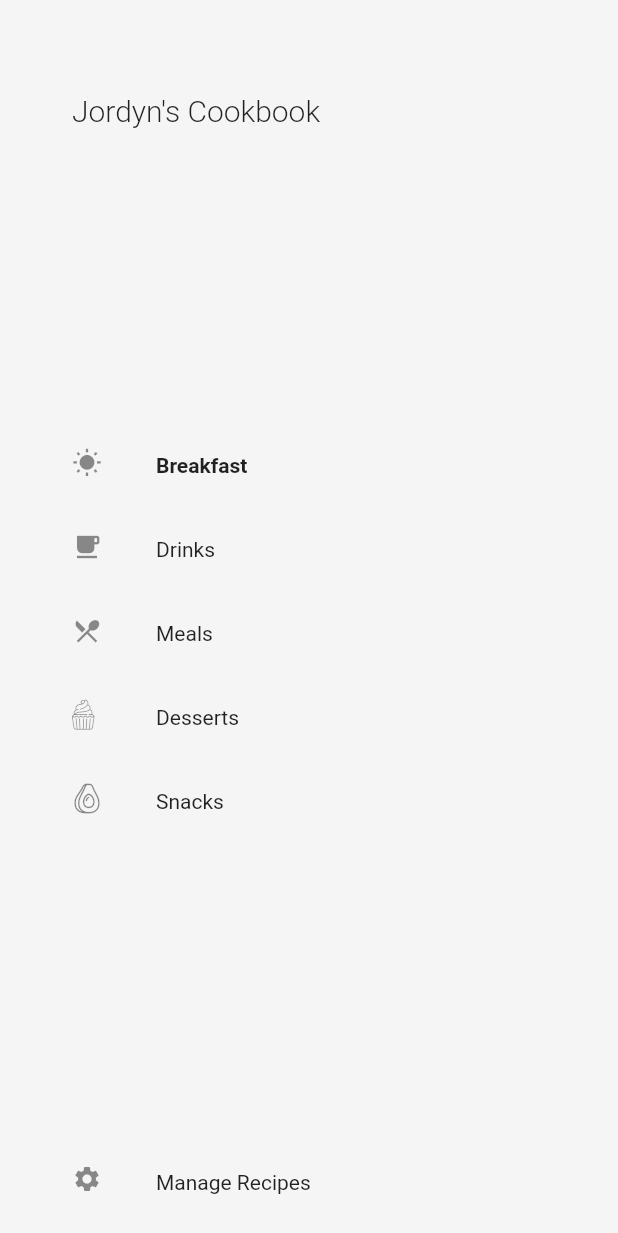
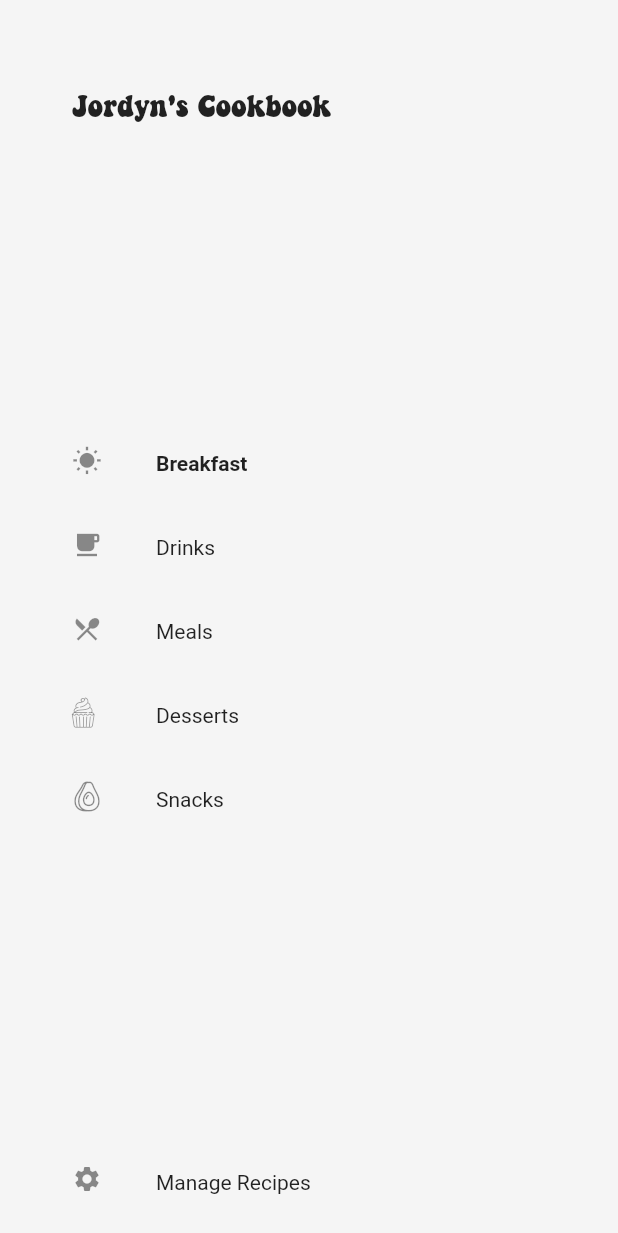
Before and after one commit to derekbking/JCookbook, a Flutter app: the MenuScreen widget shown alone on an empty page, opened directly, on a phone screen of 412 x 824 dp. Shown: the top 1233 px of the screen. Run offline on Flutter 3.47's test engine with Material 2 defaults, Android fonts, the phone set to English and light mode, and no system bars; our stand-ins replace cached_network_image, cloud_firestore, image_picker; accounts and stored records are empty; network calls fail; project files that could hold a hidden picture were left out.

```diff
--- a/lib/menu_page.dart
+++ b/lib/menu_page.dart
@@ -31,7 +31,7 @@ class MenuScreen extends StatelessWidget {
                   'Jordyn\'s Cookbook',
                   style: TextStyle(
                     fontSize: 20,
-                    fontWeight: FontWeight.w300
+                    fontFamily: "Truckin"
                   ),
                 )
               ],
```
Also changed, not shown: lib/recipe_page.dart (+14 -5 lines), lib/recipe_slides.dart (+24 -4 lines).
